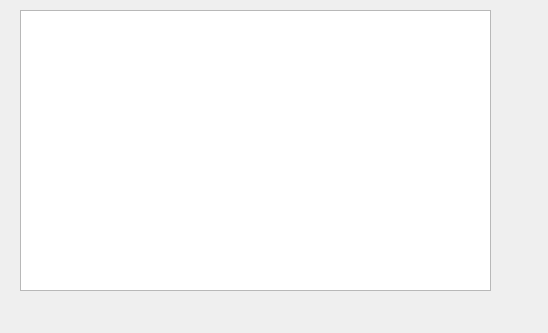
Above: main.ui from ISarrz/espresso before the change. Below: the same form after it.
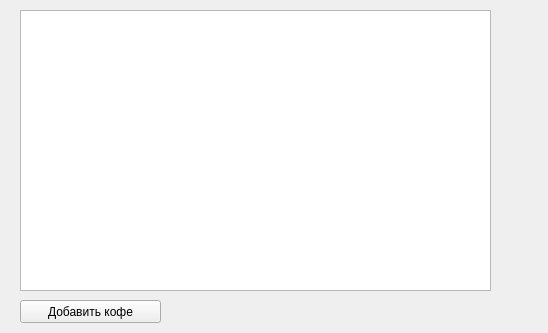
That is the form after the change.

Commit message: капучино

The edit to the form file:
```diff
--- a/main.ui
+++ b/main.ui
@@ -23,6 +23,19 @@
     </rect>
    </property>
   </widget>
+  <widget class="QPushButton" name="pushButton">
+   <property name="geometry">
+    <rect>
+     <x>20</x>
+     <y>300</y>
+     <width>141</width>
+     <height>23</height>
+    </rect>
+   </property>
+   <property name="text">
+    <string>Добавить кофе</string>
+   </property>
+  </widget>
  </widget>
  <resources/>
  <connections/>
```
The commit also changes 2 other files.
